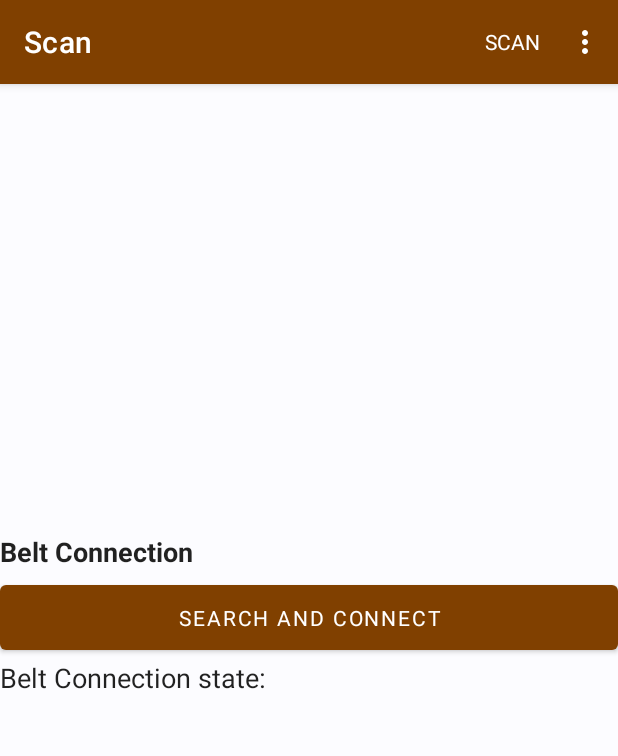
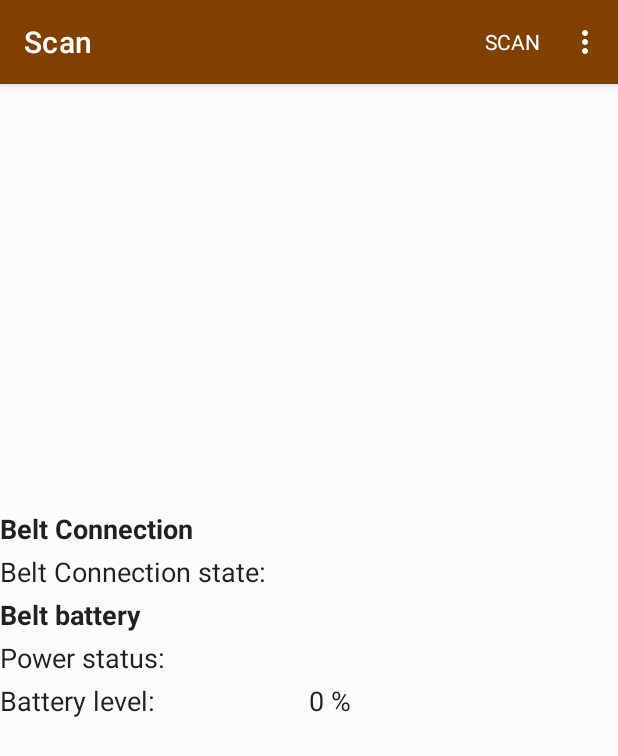
Before and after one commit to Baer05/MTBAssistantBalance, an Android app: the screen it shows after launch (HomeActivity), after a tap on "START", on a phone screen of 412 x 824 dp. Shown: the top 756 px of the screen. Run offline under Robolectric (Android 15) with nearby library versions, the light colour scheme and no system bars; libraries missing offline, so code that uses them is left out: com.xsens.dot, de.feelspace.fslib; Roboto replaces fonts that are not available here; 11 statements that could not run were skipped.

Commit message:
now we can search for feel space belt and connect it

```diff
--- a/app/src/main/java/mtb/assistant/balance/views/ScanFragment.java
+++ b/app/src/main/java/mtb/assistant/balance/views/ScanFragment.java
@@ -9,22 +9,27 @@ import android.util.Log;
 import android.view.LayoutInflater;
 import android.view.View;
 import android.view.ViewGroup;
+import android.widget.Toast;
 
 import androidx.annotation.NonNull;
 import androidx.annotation.Nullable;
 import androidx.appcompat.app.AppCompatActivity;
 import androidx.fragment.app.Fragment;
-import androidx.lifecycle.Observer;
 import androidx.recyclerview.widget.DefaultItemAnimator;
 import androidx.recyclerview.widget.LinearLayoutManager;
 
 import com.xsens.dot.android.sdk.interfaces.XsensDotScannerCallback;
-import com.xsens.dot.android.sdk.models.XsensDotDevice;
 import com.xsens.dot.android.sdk.utils.XsensDotScanner;
 
+import java.text.DecimalFormat;
 import java.util.ArrayList;
 import java.util.HashMap;
 
+import de.feelspace.fslib.BeltConnectionState;
+import de.feelspace.fslib.NavigationController;
+import de.feelspace.fslib.NavigationEventListener;
+import de.feelspace.fslib.NavigationState;
+import de.feelspace.fslib.PowerStatus;
 import mtb.assistant.balance.R;
 import mtb.assistant.balance.adapters.ScanAdapter;
 import mtb.assistant.balance.databinding.FragmentScanBinding;
@@ -48,25 +53,24 @@ import static mtb.assistant.balance.views.HomeActivity.FRAGMENT_TAG_SCAN;
 /**
  * A fragment for scanned item.
  */
-public class ScanFragment extends Fragment implements XsensDotScannerCallback, SensorClickInterface, ScanClickInterface, BatteryChangedInterface {
+public class ScanFragment extends Fragment implements XsensDotScannerCallback, SensorClickInterface,
+        ScanClickInterface, BatteryChangedInterface, NavigationEventListener {
 
     private static final String TAG = ScanFragment.class.getSimpleName();
-    // The view binder of ScanFragment
-    private FragmentScanBinding mBinding;
-    // The Bluetooth view model instance
-    private BluetoothViewModel mBluetoothViewModel;
-    // The devices view model instance
-    private SensorViewModel mSensorViewModel;
-    // The adapter for scanned device item
-    private ScanAdapter mScanAdapter;
+
+    private FragmentScanBinding mBinding;    // The view binder of ScanFragment
+    private BluetoothViewModel mBluetoothViewModel; // The Bluetooth view model instance
+    private SensorViewModel mSensorViewModel;    // The devices view model instance
+    private ScanAdapter mScanAdapter;    // The adapter for scanned device item
     // A list contains scanned Bluetooth device
     private final ArrayList<HashMap<String, Object>> mScannedSensorList = new ArrayList<>();
-    // The XsensDotScanner object
-    private XsensDotScanner mXsDotScanner;
-    // A variable for scanning flag
-    private boolean mIsScanning = false;
-    // A dialog during the connection
-    private AlertDialog mConnectionDialog;
+    private XsensDotScanner mXsDotScanner;   // The XsensDotScanner object
+    private boolean mIsScanning = false;     // A variable for scanning flag
+    private AlertDialog mConnectionDialog;   // A dialog during the connection
+    private NavigationController navigationController;   // Belt navigation controller
+
+    // Formats
+    private static final DecimalFormat integerPercentFormat = new DecimalFormat("#0 '%'");
 
     /**
      * Get the instance of ScanFragment
@@ -90,6 +94,8 @@ public class ScanFragment extends Fragment implements XsensDotScannerCallback, S
         mBinding = FragmentScanBinding.inflate(LayoutInflater.from(getContext()));
         mBinding.toolbar.setTitle(getString(R.string.title_scan));
         ((AppCompatActivity) getActivity()).setSupportActionBar(mBinding.toolbar);
+        // Retrieve the navigation controller
+        navigationController = new NavigationController(requireContext());
         return mBinding.getRoot();
     }
 
@@ -115,6 +121,8 @@ public class ScanFragment extends Fragment implements XsensDotScannerCallback, S
         // Notify main activity to refresh menu.
         HomeActivity.sCurrentFragment = FRAGMENT_TAG_SCAN;
         if (getActivity() != null) getActivity().invalidateOptionsMenu();
+        navigationController.addNavigationEventListener(this);
+        updateUI();
     }
 
     @Override
@@ -123,6 +131,7 @@ public class ScanFragment extends Fragment implements XsensDotScannerCallback, S
         // Stop scanning to let other apps to use scan function.
         if (mXsDotScanner != null) mXsDotScanner.stopScan();
         mBluetoothViewModel.updateScanState(false);
+        navigationController.removeNavigationEventListener(this);
     }
 
     @Override
@@ -143,6 +152,7 @@ public class ScanFragment extends Fragment implements XsensDotScannerCallback, S
             mScannedSensorList.clear();
             mScanAdapter.notifyDataSetChanged();
             mIsScanning = mXsDotScanner.startScan();
+            navigationController.searchAndConnectBelt();
         } else {
             // If success for stopping, it will return True from SDK. So use !(not) here.
             mIsScanning = !mXsDotScanner.stopScan();
@@ -225,21 +235,15 @@ public class ScanFragment extends Fragment implements XsensDotScannerCallback, S
         if (getActivity() != null) {
             mBluetoothViewModel = BluetoothViewModel.getInstance(getActivity());
             mSensorViewModel = SensorViewModel.getInstance(getActivity());
-            mBluetoothViewModel.isBluetoothEnabled().observe(this, new Observer<Boolean>() {
-                @Override
-                public void onChanged(Boolean enabled) {
-                    Log.d(TAG, "isBluetoothEnabled = " + enabled);
+            mBluetoothViewModel.isBluetoothEnabled().observe(this, enabled -> {
                 if (enabled) {
                     initXsDotScanner();
                 } else {
                     mIsScanning = false;
                     mBluetoothViewModel.updateScanState(false);
                 }
-                }
             });
-            mSensorViewModel.getConnectionChangedDevice().observe(this, new Observer<XsensDotDevice>() {
-                @Override
-                public void onChanged(XsensDotDevice device) {
+            mSensorViewModel.getConnectionChangedDevice().observe(this, device -> {
                 String address = device.getAddress();
                 int state = device.getConnectionState();
                 Log.d(TAG, "getConnectionChangedDevice() - address = " + address + ", state = " + state);
@@ -257,17 +261,13 @@ public class ScanFragment extends Fragment implements XsensDotScannerCallback, S
                 if (state == CONN_STATE_CONNECTED) {
                     if (mConnectionDialog.isShowing()) mConnectionDialog.dismiss();
                 }
-                }
             });
-            mSensorViewModel.getTagChangedDevice().observe(this, new Observer<XsensDotDevice>() {
-                @Override
-                public void onChanged(XsensDotDevice device) {
+            mSensorViewModel.getTagChangedDevice().observe(this, device -> {
                 String address = device.getAddress();
                 String tag = device.getTag();
                 mScanAdapter.updateTag(address, tag);
                 mScanAdapter.notifyDataSetChanged();
                 Log.d(TAG, "getTagChangedDevice() - address = " + address + ", tag = " + tag);
-                }
             });
             mSensorViewModel.setBatteryChangedCallback(this);
         }
@@ -289,12 +289,96 @@ public class ScanFragment extends Fragment implements XsensDotScannerCallback, S
         mScanAdapter.updateBattery(address, state, percentage);
         if (getActivity() != null) {
             // This event is coming from background thread, use UI thread to update item.
-            getActivity().runOnUiThread(new Runnable() {
-                @Override
-                public void run() {
-                    mScanAdapter.notifyDataSetChanged();
+            getActivity().runOnUiThread(() -> mScanAdapter.notifyDataSetChanged());
+        }
+    }
+
+    /**
+     * Updates UI components according to the belt state and data.
+     */
+    private void updateUI() {
+        updateConnectionStateUI();
+        updateBatteryUI();
+    }
+
+    /**
+     * Updates connection state label.
+     */
+    private void updateConnectionStateUI() {
+        requireActivity().runOnUiThread(() -> {
+            // Connection state label
+            mBinding.feelSpaceConnectionStatusLabel.setText(
+                    navigationController.getConnectionState().toString());
+        });
+    }
+
+    /**
+     * Updates battery labels.
+     */
+    private void updateBatteryUI() {
+        requireActivity().runOnUiThread(() -> {
+            PowerStatus powerStatus = navigationController.getBeltPowerStatus();
+            if (powerStatus == null) {
+                mBinding.feelSpacePowerStatusLabel.setText("-");
+            } else {
+                mBinding.feelSpacePowerStatusLabel.setText(powerStatus.toString());
+            }
+            Integer batteryLevel = navigationController.getBeltBatteryLevel();
+            if (batteryLevel == null) {
+                mBinding.feelSpaceBatteryLevelLabel.setText("-");
+            } else {
+                mBinding.feelSpaceBatteryLevelLabel.setText(integerPercentFormat.format(batteryLevel));
             }
         });
     }
+
+    public final void doToast(String msg) {
+        Toast.makeText(this.getContext(), msg, Toast.LENGTH_SHORT).show();
+    }
+
+    @Override
+    public void onNavigationStateChanged(NavigationState state) {
+    }
+
+    @Override
+    public void onBeltHomeButtonPressed(boolean navigating) {
+    }
+
+    @Override
+    public void onBeltDefaultVibrationIntensityChanged(int intensity) {
+    }
+
+    @Override
+    public void onBeltOrientationUpdated(int beltHeading, boolean accurate) {
+    }
+
+    @Override
+    public void onBeltBatteryLevelUpdated(int batteryLevel, PowerStatus status) {
+        updateBatteryUI();
+    }
+
+    @Override
+    public void onCompassAccuracySignalStateUpdated(boolean enabled) {
+    }
+
+    @Override
+    public void onBeltConnectionStateChanged(BeltConnectionState state) {
+        Log.d(TAG, "verännderung?  " + state);
+        updateUI();
+    }
+
+    @Override
+    public void onBeltConnectionLost() {
+        doToast(getString(R.string.toast_connection_lost));
+    }
+
+    @Override
+    public void onBeltConnectionFailed() {
+        doToast(getString(R.string.toast_connection_failed));
+    }
+
+    @Override
+    public void onNoBeltFound() {
+        doToast(getString(R.string.toast_no_belt_found));
     }
 }
--- a/app/src/main/res/layout/fragment_scan.xml
+++ b/app/src/main/res/layout/fragment_scan.xml
@@ -41,7 +41,6 @@
         android:gravity="center">
 
     <!-- Section: connection -->
-
         <!-- Search and connect button -->
         <TextView
             android:layout_width="match_parent"
@@ -50,12 +49,6 @@
             android:text="@string/feel_space_connection"
             android:textAppearance="@android:style/TextAppearance.Medium"
             android:textStyle="bold" />
-
-        <Button
-            android:id="@+id/feel_space_search_and_connect_button"
-            android:layout_width="match_parent"
-            android:layout_height="wrap_content"
-            android:text="@string/feel_space_search_and_connect_button" />
         <!-- Connection state label -->
     <LinearLayout
         android:layout_width="match_parent"
@@ -76,8 +69,55 @@
             android:textAppearance="@android:style/TextAppearance.Medium" />
     </LinearLayout>
 
+        <!-- Section: Battery -->
+        <TextView
+            android:text="@string/feel_space_battery_section_heading_text"
+            android:layout_width="match_parent"
+            android:layout_height="wrap_content"
+            android:layout_marginBottom="@dimen/margin_xsmall"
+            android:textAppearance="@android:style/TextAppearance.Medium"
+            android:textStyle="bold" />
+
+        <!-- Power status -->
+        <LinearLayout
+            android:layout_width="match_parent"
+            android:layout_height="wrap_content"
+            android:layout_marginBottom="@dimen/margin_xsmall"
+            android:orientation="horizontal">
+            <TextView
+                android:text="@string/feel_space_power_status_heading_text"
+                android:layout_width="0dp"
+                android:layout_height="wrap_content"
+                android:layout_weight="1"
+                android:textAppearance="@android:style/TextAppearance.Medium"/>
+            <TextView
+                android:id="@+id/feel_space_power_status_label"
+                android:layout_width="0dp"
+                android:layout_height="wrap_content"
+                android:layout_weight="1"
+                android:textAppearance="@android:style/TextAppearance.Medium"/>
+        </LinearLayout>
+
+        <!-- Battery level -->
+        <LinearLayout
+            android:layout_width="match_parent"
+            android:layout_height="wrap_content"
+            android:layout_marginBottom="@dimen/margin_xsmall"
+            android:orientation="horizontal">
+            <TextView
+                android:text="@string/feel_space_battery_level_heading_text"
+                android:layout_width="0dp"
+                android:layout_height="wrap_content"
+                android:layout_weight="1"
+                android:textAppearance="@android:style/TextAppearance.Medium" />
+            <TextView
+                android:id="@+id/feel_space_battery_level_label"
+                android:layout_width="0dp"
+                android:layout_height="wrap_content"
+                android:layout_weight="1"
+                android:textAppearance="@android:style/TextAppearance.Medium" />
+        </LinearLayout>
+
     </LinearLayout>
 
-
-
 </androidx.constraintlayout.widget.ConstraintLayout>
--- a/app/src/main/res/values/strings.xml
+++ b/app/src/main/res/values/strings.xml
@@ -46,7 +46,15 @@
     <string name="file_already_exists">This file already exists. Please choose another name.</string>
 
     <string name="feel_space_connection">Belt Connection</string>
-    <string name="feel_space_search_and_connect_button">Search and connect</string>
     <string name="feel_space_connection_state">Belt Connection state:</string>
+    <string name="toast_bt_activation_rejected_text">BT activation has been rejected.</string>
+    <string name="toast_bt_activation_failed_text">BT activation failed.</string>
+    <string name="feel_space_battery_section_heading_text">Belt battery</string>
+    <string name="feel_space_power_status_heading_text">Power status:</string>
+    <string name="feel_space_battery_level_heading_text">Battery level:</string>
+    <string name="toast_connection_lost">Connection lost.</string>
+    <string name="toast_connection_failed">Connection failed.</string>
+    <string name="toast_scan_failed">Scan failed.</string>
+    <string name="toast_no_belt_found">No belt found.</string>
 
 </resources>
```
Also changed, not shown: app/src/main/java/mtb/assistant/balance/interfaces/OnBluetoothActivationCallbackInterface.java (deleted, +0 -18 lines), app/src/main/java/mtb/assistant/balance/utils/Utils.java (+0 -10 lines). Lines whose indentation alone changed are shown as unchanged.
